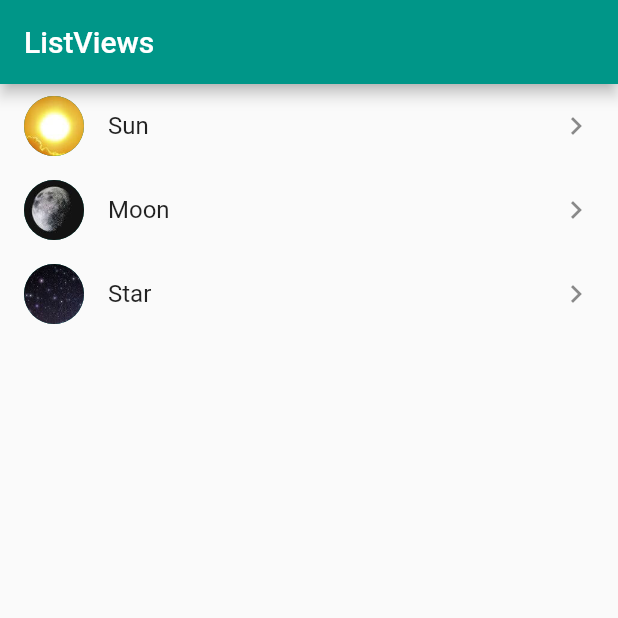
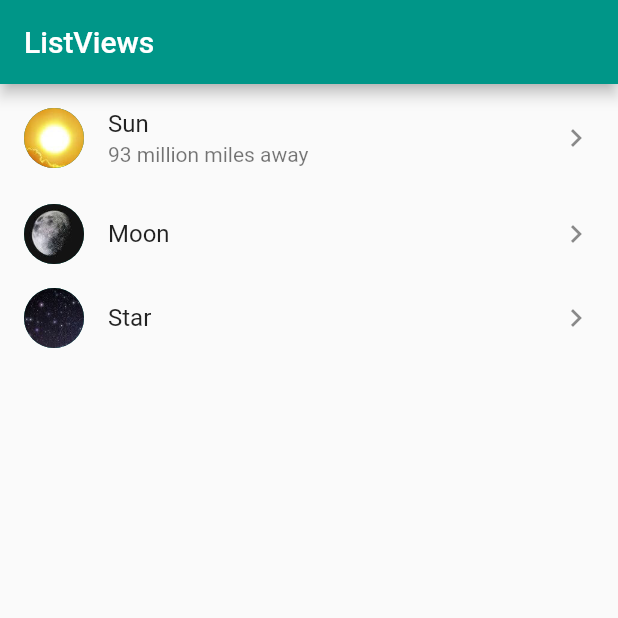
Before and after one commit to ruslanou/flutter-list, a Flutter app: the screen it shows after launch, on a phone screen of 412 x 824 dp, the top half of it. Run offline on Flutter 3.47's test engine with Material 2 defaults, Android fonts, the phone set to English and light mode, and no system bars.

Commit message:
Add a subtitle to sun list

```diff
--- a/lib/main.dart
+++ b/lib/main.dart
@@ -36,6 +36,7 @@ Widget _myListView(BuildContext context) {
           backgroundImage: AssetImage('assets/sun.jpeg'),
         ),
         title: Text('Sun'),
+        subtitle: Text('93 million miles away'),
         trailing: Icon(Icons.keyboard_arrow_right),
       ),
       ListTile(
```
